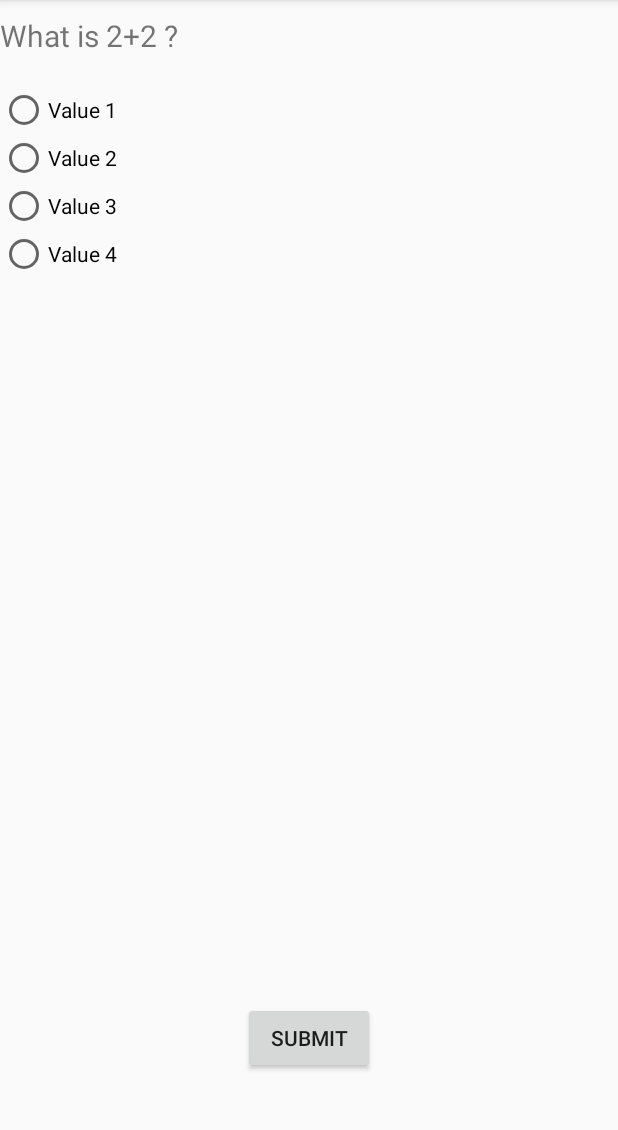
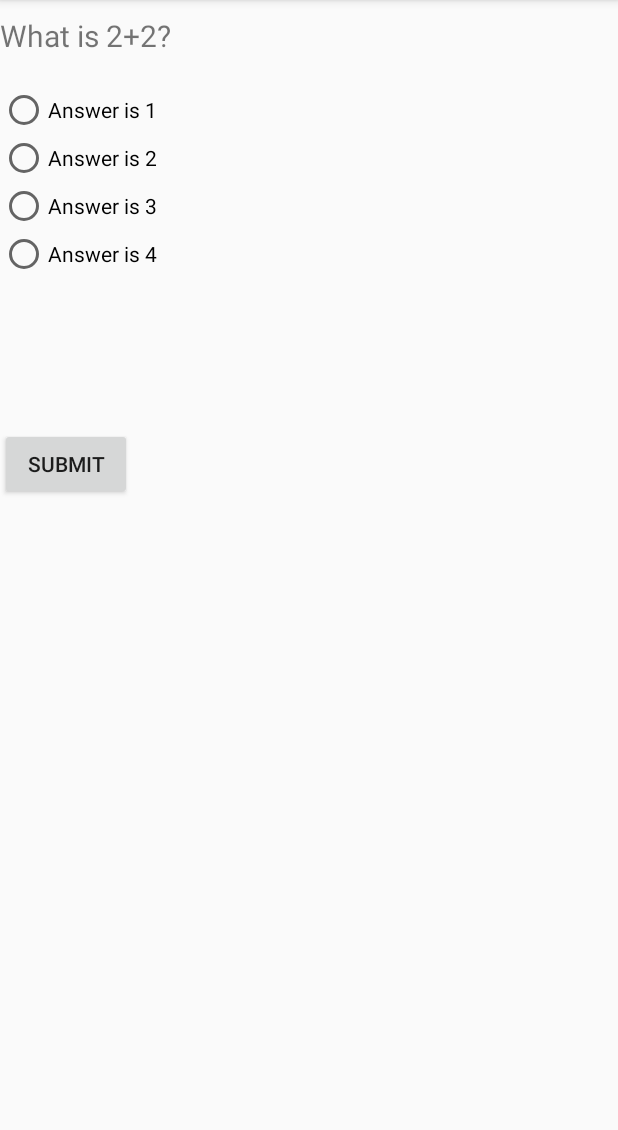
Before and after one commit to sureshhit20/PmpApplication, an Android app: the screen it shows after launch (ExamActivity), on a phone screen of 412 x 824 dp, the part 84-1214 px from its top. Run offline under Robolectric (Android 15) with nearby library versions, the phone set to English and light mode, and no system bars.

```diff
--- a/app/src/main/java/com/example/admin/pmpapplication/ExamActivity.java
+++ b/app/src/main/java/com/example/admin/pmpapplication/ExamActivity.java
@@ -1,13 +1,85 @@
 package com.example.admin.pmpapplication;
 
+import android.database.Cursor;
+import android.database.sqlite.SQLiteDatabase;
+import android.database.sqlite.SQLiteOpenHelper;
 import android.support.v7.app.AppCompatActivity;
 import android.os.Bundle;
+import android.util.Log;
+import android.view.View;
+import android.widget.RadioGroup;
+import android.widget.TextView;
+import android.widget.Toast;
 
 public class ExamActivity extends AppCompatActivity {
 
+    public String temp = null;
     @Override
     protected void onCreate(Bundle savedInstanceState) {
         super.onCreate(savedInstanceState);
         setContentView(R.layout.activity_exam);
+
+        SQLiteOpenHelper pmpDatabaseHelper = new PmpDatabaseHelper(this);
+        try {
+            pmpDatabaseHelper.getDatabaseName();
+            SQLiteDatabase db = pmpDatabaseHelper.getReadableDatabase();
+
+            Cursor cursor = db.query("QBANK", new String[]{"QUESTION_NO","QUESTION", "OPTIONA", "OPTIONB", "OPTIONC", "OPTIOND"},
+                    "_ID = ?", new String[]{Integer.toString(1)}, null, null, null);
+
+            if (cursor.moveToFirst()){
+                Log.d("tag2","moving to first");
+                int num =  cursor.getInt(0);
+                String question = cursor.getString(1);
+                String optionA = cursor.getString(2);
+                String optionB = cursor.getString(3);
+                String optionC = cursor.getString(4);
+                String optionD = cursor.getString(5);
+
+                TextView question_details = (TextView) findViewById(R.id.question_details);
+                TextView radioA = (TextView) findViewById(R.id.radio_A);
+                TextView radioB = (TextView) findViewById(R.id.radio_B);
+                TextView radioC = (TextView) findViewById(R.id.radio_C);
+                TextView radioD = (TextView) findViewById(R.id.radio_D);
+
+                question_details.setText(question);
+                radioA.setText(optionA);
+                radioB.setText(optionB);
+                radioC.setText(optionC);
+                radioD.setText(optionD);
+            }
+            else {
+                Log.d("tag3","nothing found");
+            }
+
+        }
+        catch (Exception e){
+            Toast toast = Toast.makeText(this, "Database unavailable", Toast.LENGTH_SHORT);
+            toast.show();
+        }
+
+    }
+
+    public void onRadioButtonClicked(View view){
+        RadioGroup radioGroup = (RadioGroup) findViewById(R.id.options);
+        int id = radioGroup.getCheckedRadioButtonId();
+        switch (id) {
+            case R.id.radio_A:  temp = "A"; break;
+            case R.id.radio_B:  temp = "B"; break;
+            case R.id.radio_C:  temp = "C"; break;
+            case R.id.radio_D:  temp = "D"; break;
+
+        }
+    }
+
+    public void onSubmitClicked(View view){
+        if (temp == null){
+            Toast toast = Toast.makeText(this, "Please select an option", Toast.LENGTH_SHORT);
+            toast.show();
+        }
+        else {
+            Toast toast = Toast.makeText(this, "selected option is " + temp, Toast.LENGTH_SHORT);
+            toast.show();
+        }
     }
 }
--- /dev/null
+++ b/app/src/main/java/com/example/admin/pmpapplication/PmpDatabaseHelper.java
@@ -0,0 +1,53 @@
+package com.example.admin.pmpapplication;
+
+import android.content.ContentValues;
+import android.content.Context;
+import android.database.sqlite.SQLiteDatabase;
+import android.database.sqlite.SQLiteOpenHelper;
+import android.util.Log;
+
+public class PmpDatabaseHelper extends SQLiteOpenHelper {
+
+    static String DB_NAME = "pmp";
+    static int DB_VERSION = 1;
+
+    PmpDatabaseHelper(Context context){
+        super(context, DB_NAME, null,DB_VERSION);
+
+    }
+
+    @Override
+    public void onCreate(SQLiteDatabase db) {
+            updateMyDatabase(db, 0, DB_VERSION);
+    }
+
+    @Override
+    public void onUpgrade(SQLiteDatabase db, int oldVersion, int newVersion) {
+
+    }
+
+    public void updateMyDatabase(SQLiteDatabase db, int oldVersion, int newVersion) {
+        if (oldVersion < 1) {
+            db.execSQL("CREATE TABLE QBANK (_id INTEGER PRIMARY KEY AUTOINCREMENT, QUESTION_NO INT, QUESTION TEXT, OPTIONA TEXT, OPTIONB TEXT, " +
+                    "OPTIONC TEXT, OPTIOND TEXT, ANSWER TEXT)");
+            insertQuestion(db, 1,"What is 2+2?", "Answer is 1", "Answer is 2", "Answer is 3", "Answer is 4", "D");
+            insertQuestion(db, 2,"What is 2+3?", "Answer is 1", "Answer is 2", "Answer is 5", "Answer is 4", "C");
+            insertQuestion(db, 3,"What is 2+4?", "Answer is 1", "Answer is 6", "Answer is 5", "Answer is 4", "B");
+
+        }
+        }
+
+        public void insertQuestion(SQLiteDatabase db, int question_no, String question, String optionA, String optionB, String optionC, String optionD, String answer){
+            ContentValues qbankValues = new ContentValues();
+            qbankValues.put("QUESTION_NO",question_no);
+            qbankValues.put("QUESTION", question);
+            qbankValues.put("OPTIONA", optionA);
+            qbankValues.put("OPTIONB", optionB);
+            qbankValues.put("OPTIONC", optionC);
+            qbankValues.put("OPTIOND", optionD);
+            long b = db.insert("QBANK",null,qbankValues);
+
+        }
+
+
+}
--- a/app/src/main/res/layout/activity_exam.xml
+++ b/app/src/main/res/layout/activity_exam.xml
@@ -1,16 +1,16 @@
 <?xml version="1.0" encoding="utf-8"?>
-<RelativeLayout xmlns:android="http://schemas.android.com/apk/res/android"
+<LinearLayout xmlns:android="http://schemas.android.com/apk/res/android"
     xmlns:app="http://schemas.android.com/apk/res-auto"
     xmlns:tools="http://schemas.android.com/tools"
     android:layout_width="match_parent"
     android:layout_height="match_parent"
+    android:orientation="vertical"
     tools:context="com.example.admin.pmpapplication.ExamActivity">
 
     <TextView
         android:layout_width="wrap_content"
         android:layout_height="wrap_content"
-        android:id="@+id/question_id"
-        android:text="@string/question_text"
+        android:id="@+id/question_details"
         android:textSize="20dp"
         android:layout_marginTop="10dp"
         app:layout_constraintBottom_toBottomOf="parent"
@@ -22,27 +22,24 @@
         android:layout_width="fill_parent"
         android:layout_height="wrap_content"
         android:layout_marginTop="20dp"
-        android:layout_below="@id/question_id"
+        android:id="@+id/options"
+        android:layout_below="@id/question_details"
         android:orientation="vertical">
         <RadioButton android:id="@+id/radio_A"
             android:layout_width="wrap_content"
             android:layout_height="wrap_content"
-            android:text="@string/A"
             android:onClick="onRadioButtonClicked"/>
         <RadioButton android:id="@+id/radio_B"
             android:layout_width="wrap_content"
             android:layout_height="wrap_content"
-            android:text="@string/B"
             android:onClick="onRadioButtonClicked"/>
         <RadioButton android:id="@+id/radio_C"
             android:layout_width="wrap_content"
             android:layout_height="wrap_content"
-            android:text="@string/C"
             android:onClick="onRadioButtonClicked"/>
         <RadioButton android:id="@+id/radio_D"
             android:layout_width="wrap_content"
             android:layout_height="wrap_content"
-            android:text="@string/D"
             android:onClick="onRadioButtonClicked"/>
     </RadioGroup>
 
@@ -50,10 +47,12 @@
         android:id="@+id/submit_button_id"
         android:layout_width="wrap_content"
         android:layout_height="wrap_content"
+        android:layout_alignParentBottom="true"
         android:layout_below="@id/radio_D"
-        android:layout_alignParentBottom="true"
         android:layout_centerHorizontal="true"
         android:layout_marginBottom="52dp"
+        android:layout_marginTop="100dp"
+        android:onClick="onSubmitClicked"
         android:text="@string/submit_button_text" />
 
-</RelativeLayout>
+</LinearLayout>
--- a/app/src/main/res/values/strings.xml
+++ b/app/src/main/res/values/strings.xml
@@ -1,9 +1,4 @@
 <resources>
     <string name="app_name">Pmp Application</string>
-    <string name="question_text">What is 2+2 ? </string>
-    <string name="A">Value 1</string>
-    <string name="B">Value 2</string>
-    <string name="C">Value 3</string>
-    <string name="D">Value 4</string>
     <string name="submit_button_text">SUBMIT </string>
 </resources>
```
Also changed, not shown: app/src/main/AndroidManifest.xml (+7 -0 lines), app/src/main/java/com/example/admin/pmpapplication/MainActivity.java (added, +20 -0 lines), app/src/main/res/layout/activity_main.xml (added, +20 -0 lines).
